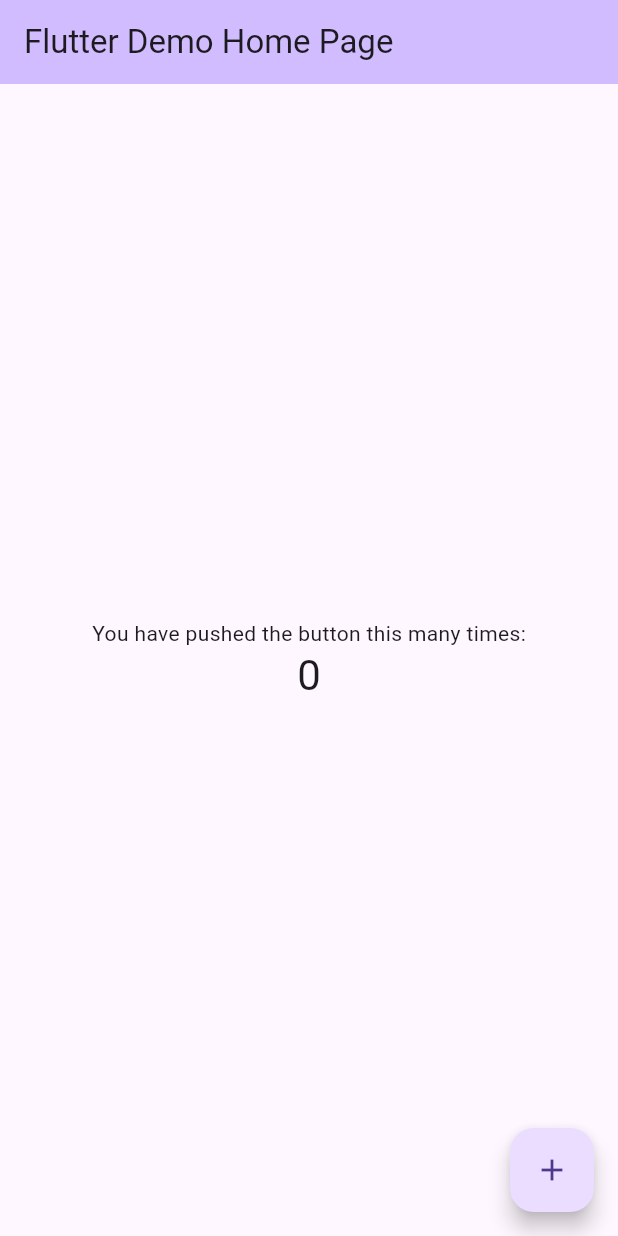
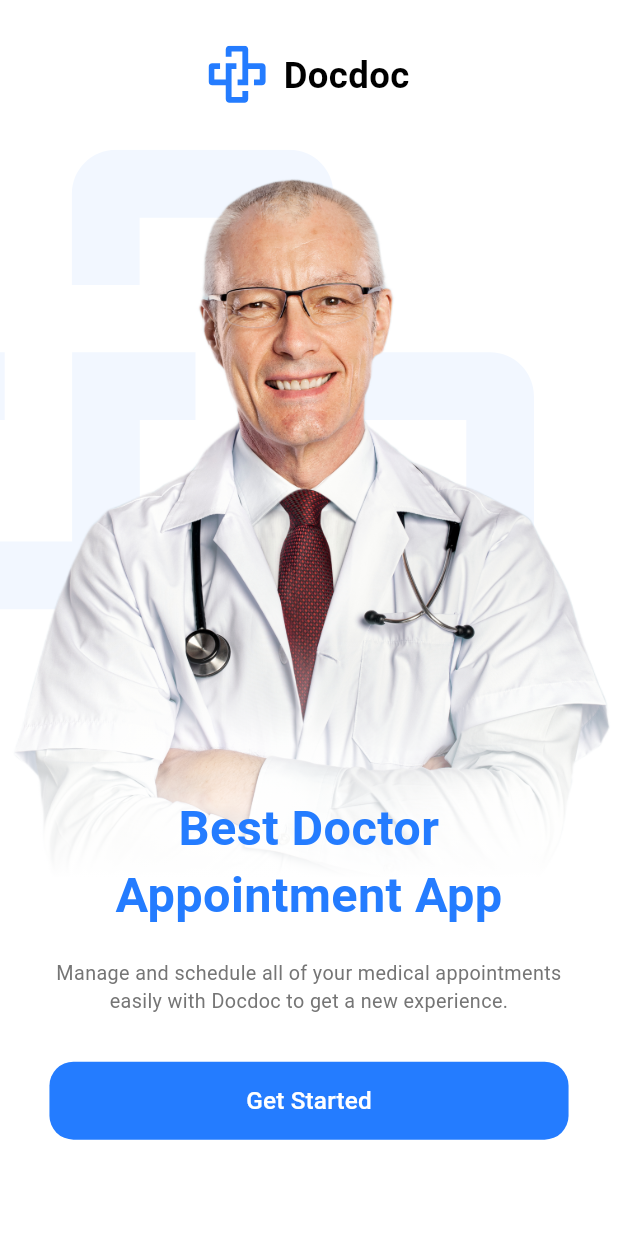
Before and after one commit to 3sem3bdallah/Doctor-Appointment, a Flutter app: the screen it shows after launch, on a phone screen of 412 x 824 dp. Run offline on Flutter 3.47's test engine with Material 3 defaults, Android fonts, the phone set to English and light mode, and no system bars; our stand-ins replace flutter_screenutil, flutter_svg.

Commit message:
added Onboarding SCreen & app logo

```diff
--- a/analysis_options.yaml
+++ b/analysis_options.yaml
@@ -7,6 +7,9 @@
 
 # The following line activates a set of recommended lints for Flutter apps,
 # packages, and plugins designed to encourage good coding practices.
+analyzer:
+  errors:
+    deprecated_member_use: ignore
 include: package:flutter_lints/flutter.yaml
 
 linter:
--- /dev/null
+++ b/devtools_options.yaml
@@ -0,0 +1,3 @@
+description: This file stores settings for Dart & Flutter DevTools.
+documentation: https://docs.flutter.dev/tools/devtools/extensions#configure-extension-enablement-states
+extensions:
--- /dev/null
+++ b/lib/core/helpers/extensions.dart
@@ -0,0 +1,33 @@
+import 'package:flutter/material.dart';
+
+extension Navigation on BuildContext {
+  Future<dynamic> pushNamed(String routeName, {Object? arguments}) {
+    return Navigator.of(this).pushNamed(routeName, arguments: arguments);
+  }
+
+  Future<dynamic> pushReplacementNamed(String routeName, {Object? arguments}) {
+    return Navigator.of(
+      this,
+    ).pushReplacementNamed(routeName, arguments: arguments);
+  }
+
+  Future<dynamic> pushNamedAndRemoveUntil(
+    String routeName, {
+    Object? arguments,
+    required RoutePredicate predicate,
+  }) {
+    return Navigator.of(
+      this,
+    ).pushNamedAndRemoveUntil(routeName, predicate, arguments: arguments);
+  }
+
+  void pop() => Navigator.of(this).pop();
+}
+
+extension StringExtension on String? {
+  bool isNullOrEmpty() => this == null || this == "";
+}
+
+extension ListExtension<T> on List<T>? {
+  bool isNullOrEmpty() => this == null || this!.isEmpty;
+}
--- /dev/null
+++ b/lib/core/reouting/app_router.dart
@@ -0,0 +1,23 @@
+import 'package:adv_app/core/reouting/routes.dart';
+import 'package:adv_app/features/login/login_screen.dart';
+import 'package:adv_app/features/onboarding/onboarding_screen.dart';
+import 'package:flutter/material.dart';
+
+class AppRouter {
+  Route generateRoute(RouteSettings settings) {
+    final arguments = settings.arguments;
+
+    switch (settings.name) {
+      case Routes.onBoardingScreen:
+        return MaterialPageRoute(builder: (_) => const OnboardingScreen());
+      case Routes.loginScreen:
+        return MaterialPageRoute(builder: (_) => const LoginScreen());
+      default:
+        return MaterialPageRoute(
+          builder: (_) => Scaffold(
+            body: Center(child: Text('No route defined for ${settings.name}')),
+          ),
+        );
+    }
+  }
+}
--- /dev/null
+++ b/lib/core/reouting/routes.dart
@@ -0,0 +1,4 @@
+class Routes {
+  static const String onBoardingScreen = "/onBoardingScreen";
+  static const String loginScreen = "/loginScreen";
+}
--- /dev/null
+++ b/lib/core/theming/app_colors.dart
@@ -0,0 +1,8 @@
+import 'package:flutter/material.dart';
+
+class AppColors {
+  static const mainBlue = Color(0XFF247CFF);
+  static const mainGray = Color(0XFF757575);
+  // static const mainBlue = Color(0XFF247CFF);
+
+}
--- /dev/null
+++ b/lib/core/theming/text_styles.dart
@@ -0,0 +1,29 @@
+import 'package:adv_app/core/theming/app_colors.dart';
+import 'package:flutter/material.dart';
+import 'package:flutter_screenutil/flutter_screenutil.dart';
+
+class TextStyles {
+  static TextStyle font24BlackBold = TextStyle(
+    fontSize: 24.sp,
+    fontWeight: FontWeight.bold,
+    color: Colors.black,
+  );
+
+  static TextStyle font32BlueBold = TextStyle(
+    fontSize: 32.sp,
+    fontWeight: FontWeight.bold,
+    color: AppColors.mainBlue,
+  );
+
+  static TextStyle font13GreyRegular = TextStyle(
+    fontSize: 13.sp,
+    fontWeight: FontWeight.normal,
+    color: AppColors.mainGray,
+  );
+
+    static TextStyle font16WhiteSemoBold = TextStyle(
+    fontSize: 16.sp,
+    fontWeight: FontWeight.w500,
+    color: Colors.white,
+  );
+}
--- /dev/null
+++ b/lib/doc_app.dart
@@ -0,0 +1,28 @@
+import 'package:adv_app/core/reouting/app_router.dart';
+import 'package:adv_app/core/reouting/routes.dart';
+import 'package:adv_app/core/theming/app_colors.dart';
+import 'package:flutter/material.dart';
+import 'package:flutter_screenutil/flutter_screenutil.dart';
+
+class DocApp extends StatelessWidget {
+  final AppRouter appRouter;
+  const DocApp({super.key, required this.appRouter});
+
+  @override
+  Widget build(BuildContext context) {
+    return ScreenUtilInit(
+      designSize: const Size(375, 812),
+      minTextAdapt: true,
+      child: MaterialApp(
+        title: 'Doc App',
+        theme: ThemeData(
+          primaryColor: AppColors.mainBlue,
+          scaffoldBackgroundColor: Colors.white,
+        ),
+        debugShowCheckedModeBanner: false,
+        initialRoute: Routes.onBoardingScreen,
+        onGenerateRoute: appRouter.generateRoute,
+      ),
+    );
+  }
+}
--- /dev/null
+++ b/lib/features/login/login_screen.dart
@@ -0,0 +1,14 @@
+import 'package:flutter/material.dart';
+
+class LoginScreen extends StatelessWidget {
+  const LoginScreen({super.key});
+
+  @override
+  Widget build(BuildContext context) {
+    return Scaffold(
+       body: Center(
+        child: Text("LoginScreen"),
+      ),
+    );
+  }
+}
--- /dev/null
+++ b/lib/features/onboarding/onboarding_screen.dart
@@ -0,0 +1,44 @@
+import 'package:adv_app/core/theming/text_styles.dart';
+import 'package:adv_app/features/onboarding/widgets/doc_logo_and_name.dart';
+import 'package:adv_app/features/onboarding/widgets/doctor_image_and_text.dart';
+import 'package:adv_app/features/onboarding/widgets/get_started_button.dart';
+import 'package:flutter/material.dart';
+import 'package:flutter_screenutil/flutter_screenutil.dart';
+
+class OnboardingScreen extends StatelessWidget {
+  const OnboardingScreen({super.key});
+
+  @override
+  Widget build(BuildContext context) {
+    return Scaffold(
+      body: SafeArea(
+        child: SingleChildScrollView(
+          child: Padding(
+            padding: EdgeInsets.only(top: 30.h, bottom: 30.h),
+            child: Column(
+              children: [
+                const DocLogoAndName(),
+                SizedBox(height: 30.h),
+                const DoctorImageAndText(),
+                Padding(
+                  padding: EdgeInsets.symmetric(horizontal: 30.w),
+                  child: Column(
+                    children: [
+                      Text(
+                        "Manage and schedule all of your medical appointments easily with Docdoc to get a new experience.",
+                        style: TextStyles.font13GreyRegular,
+                        textAlign: TextAlign.center,
+                      ),
+                      SizedBox(height: 30.h,),
+                      const GetStartedButton(),
+                    ],
+                  ),
+                ),
+              ],
+            ),
+          ),
+        ),
+      ),
+    );
+  }
+}
--- /dev/null
+++ b/lib/features/onboarding/widgets/doc_logo_and_name.dart
@@ -0,0 +1,22 @@
+import 'package:adv_app/core/theming/text_styles.dart';
+import 'package:flutter/material.dart';
+import 'package:flutter_screenutil/flutter_screenutil.dart';
+import 'package:flutter_svg/flutter_svg.dart';
+
+class DocLogoAndName extends StatelessWidget {
+  const DocLogoAndName({super.key});
+
+  @override
+  Widget build(BuildContext context) {
+    return Row(
+      mainAxisAlignment: MainAxisAlignment.center,
+      children: [
+        SvgPicture.asset('assets/svg/icon.svg'),
+        SizedBox(width: 10.w),
+        Text(
+          "Docdoc",
+          style: TextStyles.font24BlackBold),
+      ],
+    );
+  }
+}
--- /dev/null
+++ b/lib/features/onboarding/widgets/doctor_image_and_text.dart
@@ -0,0 +1,41 @@
+import 'package:adv_app/core/theming/text_styles.dart';
+import 'package:flutter/material.dart';
+import 'package:flutter_screenutil/flutter_screenutil.dart';
+import 'package:flutter_svg/svg.dart';
+
+class DoctorImageAndText extends StatelessWidget {
+  const DoctorImageAndText({super.key});
+
+  @override
+  Widget build(BuildContext context) {
+    return Stack(
+      children: [
+        SvgPicture.asset('assets/svg/doc_backGround.svg'),
+        Container(
+          foregroundDecoration: BoxDecoration(
+            gradient: LinearGradient(
+              colors: [
+                Colors.white,
+                Colors.white.withOpacity(0.0),
+              ],
+              begin: Alignment.bottomCenter,
+              end: Alignment.topCenter,
+              stops: [0.10, 0.4],
+            ),
+          ),
+          child: Image.asset("assets/images/doctor.png"),
+        ),
+        Positioned(
+          bottom: 20.h,
+          left: 0,
+          right: 0,
+          child: Text(
+            'Best Doctor\nAppointment App',
+            style: TextStyles.font32BlueBold.copyWith(height: 1.4),
+            textAlign: TextAlign.center,
+          ),
+        ),
+      ],
+    );
+  }
+}
--- /dev/null
+++ b/lib/features/onboarding/widgets/get_started_button.dart
@@ -0,0 +1,27 @@
+import 'package:adv_app/core/helpers/extensions.dart';
+import 'package:adv_app/core/reouting/routes.dart';
+import 'package:adv_app/core/theming/app_colors.dart';
+import 'package:adv_app/core/theming/text_styles.dart';
+import 'package:flutter/material.dart';
+
+class GetStartedButton extends StatelessWidget {
+  const GetStartedButton({super.key});
+
+  @override
+  Widget build(BuildContext context) {
+    return TextButton(
+      style: ButtonStyle(
+        backgroundColor: MaterialStateProperty.all(AppColors.mainBlue),
+        tapTargetSize: MaterialTapTargetSize.shrinkWrap,
+        minimumSize: MaterialStateProperty.all(const Size(double.infinity, 52)),
+        shape: MaterialStateProperty.all(
+          RoundedRectangleBorder(borderRadius: BorderRadius.circular(16)),
+        ),
+      ),
+      child: Text('Get Started', style: TextStyles.font16WhiteSemoBold),
+      onPressed: () {
+        context.pushNamed(Routes.loginScreen);
+      },
+    );
+  }
+}
--- a/lib/main.dart
+++ b/lib/main.dart
@@ -1,104 +1,7 @@
+import 'package:adv_app/core/reouting/app_router.dart';
+import 'package:adv_app/doc_app.dart';
 import 'package:flutter/material.dart';
 
 void main() {
-  runApp(const MyApp());
+  runApp(DocApp(appRouter: AppRouter()));
 }
-
-class MyApp extends StatelessWidget {
-  const MyApp({super.key});
-
-  // This widget is the root of your application.
-  @override
-  Widget build(BuildContext context) {
-    return MaterialApp(
-      debugShowCheckedModeBanner: false,
-      home: const MyHomePage(title: 'Flutter Demo Home Page'),
-    );
-  }
-}
-
-class MyHomePage extends StatefulWidget {
-  const MyHomePage({super.key, required this.title});
-
-  // This widget is the home page of your application. It is stateful, meaning
-  // that it has a State object (defined below) that contains fields that affect
-  // how it looks.
-
-  // This class is the configuration for the state. It holds the values (in this
-  // case the title) provided by the parent (in this case the App widget) and
-  // used by the build method of the State. Fields in a Widget subclass are
-  // always marked "final".
-
-  final String title;
-
-  @override
-  State<MyHomePage> createState() => _MyHomePageState();
-}
-
-class _MyHomePageState extends State<MyHomePage> {
-  int _counter = 0;
-
-  void _incrementCounter() {
-    setState(() {
-      // This call to setState tells the Flutter framework that something has
-      // changed in this State, which causes it to rerun the build method below
-      // so that the display can reflect the updated values. If we changed
-      // _counter without calling setState(), then the build method would not be
-      // called again, and so nothing would appear to happen.
-      _counter++;
-    });
-  }
-
-  @override
-  Widget build(BuildContext context) {
-    // This method is rerun every time setState is called, for instance as done
-    // by the _incrementCounter method above.
-    //
-    // The Flutter framework has been optimized to make rerunning build methods
-    // fast, so that you can just rebuild anything that needs updating rather
-    // than having to individually change instances of widgets.
-    return Scaffold(
-      appBar: AppBar(
-        // TRY THIS: Try changing the color here to a specific color (to
-        // Colors.amber, perhaps?) and trigger a hot reload to see the AppBar
-        // change color while the other colors stay the same.
-        backgroundColor: Theme.of(context).colorScheme.inversePrimary,
-        // Here we take the value from the MyHomePage object that was created by
-        // the App.build method, and use it to set our appbar title.
-        title: Text(widget.title),
-      ),
-      body: Center(
-        // Center is a layout widget. It takes a single child and positions it
-        // in the middle of the parent.
-        child: Column(
-          // Column is also a layout widget. It takes a list of children and
-          // arranges them vertically. By default, it sizes itself to fit its
-          // children horizontally, and tries to be as tall as its parent.
-          //
-          // Column has various properties to control how it sizes itself and
-          // how it positions its children. Here we use mainAxisAlignment to
-          // center the children vertically; the main axis here is the vertical
-          // axis because Columns are vertical (the cross axis would be
-          // horizontal).
-          //
-          // TRY THIS: Invoke "debug painting" (choose the "Toggle Debug Paint"
-          // action in the IDE, or press "p" in the console), to see the
-          // wireframe for each widget.
-          mainAxisAlignment: MainAxisAlignment.center,
-          children: <Widget>[
-            const Text('You have pushed the button this many times:'),
-            Text(
-              '$_counter',
-              style: Theme.of(context).textTheme.headlineMedium,
-            ),
-          ],
-        ),
-      ),
-      floatingActionButton: FloatingActionButton(
-        onPressed: _incrementCounter,
-        tooltip: 'Increment',
-        child: const Icon(Icons.add),
-      ), // This trailing comma makes auto-formatting nicer for build methods.
-    );
-  }
-}
--- a/pubspec.yaml
+++ b/pubspec.yaml
@@ -60,5 +60,6 @@ dev_dependencies:
 flutter:
   uses-material-design: true
 
-  # assets:
-  #   - images/
+  assets:
+    - assets/images/
+    - assets/svg/
```
Also changed, not shown: assets/images/doctor.png (added), assets/svg/doc_backGround.svg (added), assets/svg/icon.svg (added), 23 other files.
